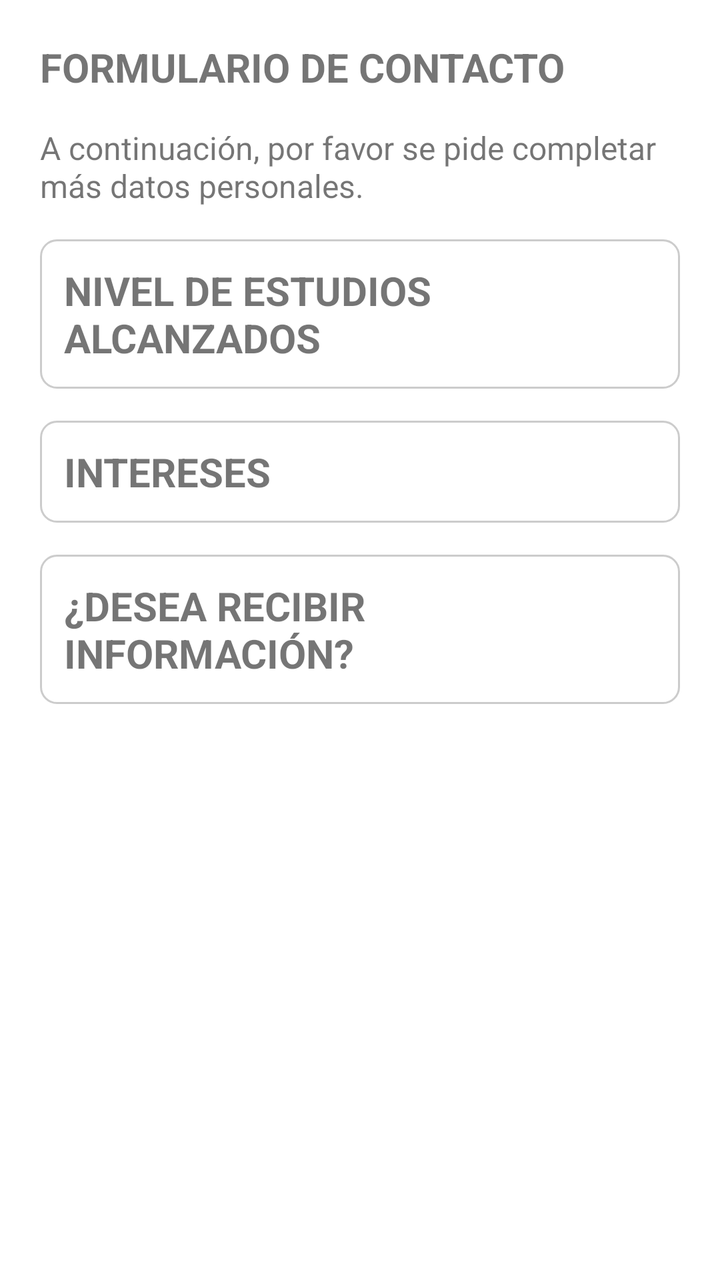
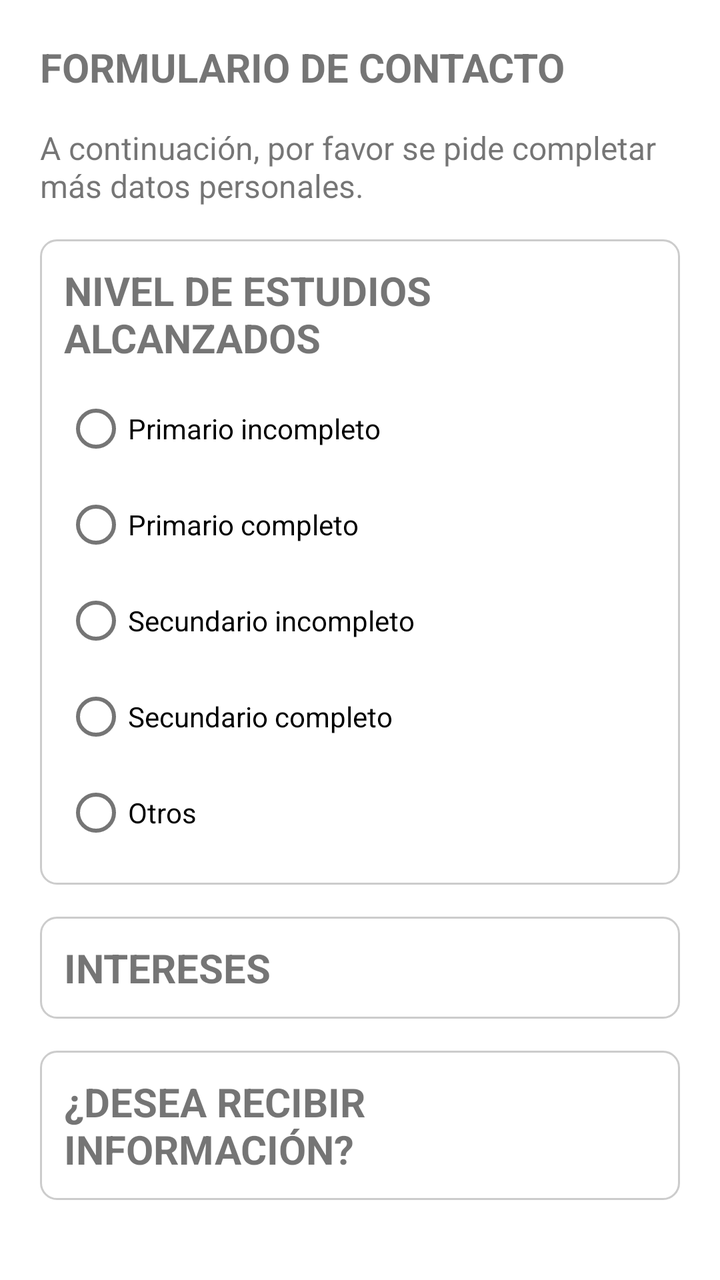

Screens rendered from an Android XML layout before and after an edit, with the pre-edit source and the edit as a unified diff.
<!-- AndroidManifest.xml: application theme Theme.MaterialComponents.DayNight.DarkActionBar -->
<!-- res/layout/activity_mas_datos_contacto.xml -->
<?xml version="1.0" encoding="utf-8"?>
<ScrollView xmlns:android="http://schemas.android.com/apk/res/android"
    xmlns:tools="http://schemas.android.com/tools"
    android:id="@+id/main"
    android:layout_width="match_parent"
    android:layout_height="match_parent"
    android:fillViewport="true"
    tools:context=".MasDatosContacto">

    <LinearLayout
        android:layout_width="match_parent"
        android:layout_height="wrap_content"
        android:orientation="vertical"
        android:padding="20dp">

        <TextView
            android:id="@+id/txtViewFormContacto"
            android:layout_width="match_parent"
            android:layout_height="wrap_content"
            android:text="@string/titulo_mas_datos_contacto"
            android:textSize="20sp"
            android:textStyle="bold" />

        <TextView
            android:id="@+id/txtViewDescripcion"
            android:layout_width="match_parent"
            android:layout_height="wrap_content"
            android:layout_marginTop="16dp"
            android:textSize="16sp"
            android:text="A continuación, por favor se pide completar
más datos personales."
            />

        <LinearLayout
            android:id="@+id/layoutEstudios"
            android:background="@drawable/borde_form"
            android:layout_width="match_parent"
            android:layout_height="wrap_content"
            android:orientation="vertical"
            android:layout_marginTop="16dp"
            android:padding="12dp">

            <TextView
                android:layout_width="match_parent"
                android:layout_height="wrap_content"
                android:text="NIVEL DE ESTUDIOS ALCANZADOS"
                android:textSize="20sp"
                android:textStyle="bold" />

        </LinearLayout>

        <LinearLayout
            android:id="@+id/layoutIntereses"
            android:background="@drawable/borde_form"
            android:layout_width="match_parent"
            android:layout_height="wrap_content"
            android:orientation="vertical"
            android:layout_marginTop="16dp"
            android:padding="12dp">

            <TextView
                android:layout_width="match_parent"
                android:layout_height="wrap_content"
                android:text="INTERESES"
                android:textSize="20sp"
                android:textStyle="bold" />

        </LinearLayout>

        <LinearLayout
            android:id="@+id/layoutInfo"
            android:background="@drawable/borde_form"
            android:layout_width="match_parent"
            android:layout_height="wrap_content"
            android:orientation="vertical"
            android:layout_marginTop="16dp"
            android:padding="12dp">

            <TextView
                android:layout_width="match_parent"
                android:layout_height="wrap_content"
                android:text="¿DESEA RECIBIR INFORMACIÓN?"
                android:textSize="20sp"
                android:textStyle="bold" />

        </LinearLayout>

    </LinearLayout>


</ScrollView>
<!-- resources referenced by this layout -->
<resources>
  <!-- drawable borde_form (drawable) -->
  <?xml version="1.0" encoding="utf-8"?>
  <shape xmlns:android="http://schemas.android.com/apk/res/android"
      android:shape="rectangle">
  
      <solid android:color="#FFFFFF" />
  
      <stroke
          android:width="1dp"
          android:color="#CCCCCC" />
  
      <corners android:radius="8dp" />
  
  </shape>
  <string name="titulo_mas_datos_contacto">FORMULARIO DE CONTACTO</string>
</resources>

<!-- the commit's change to res/layout/activity_mas_datos_contacto.xml (unified diff, before → after) -->
@@ -47,6 +47,45 @@ más datos personales."
                 android:textSize="20sp"
                 android:textStyle="bold" />
 
+            <RadioGroup
+                android:id="@+id/radioGroupEstudios"
+                android:layout_width="match_parent"
+                android:layout_height="wrap_content"
+                android:layout_marginTop="8dp"
+                android:orientation="vertical">
+
+                <RadioButton
+                    android:id="@+id/radioPrimarioIncompleto"
+                    android:layout_width="match_parent"
+                    android:layout_height="wrap_content"
+                    android:text="@string/estudios_primario_incompleto" />
+
+                <RadioButton
+                    android:id="@+id/radioPrimarioCompleto"
+                    android:layout_width="match_parent"
+                    android:layout_height="wrap_content"
+                    android:text="@string/estudios_primario_completo" />
+
+                <RadioButton
+                    android:id="@+id/radioSecundarioIncompleto"
+                    android:layout_width="match_parent"
+                    android:layout_height="wrap_content"
+                    android:text="@string/estudios_secundario_incompleto" />
+
+                <RadioButton
+                    android:id="@+id/radioSecundarioCompleto"
+                    android:layout_width="match_parent"
+                    android:layout_height="wrap_content"
+                    android:text="@string/estudios_secundario_completo" />
+
+                <RadioButton
+                    android:id="@+id/radioOtros"
+                    android:layout_width="match_parent"
+                    android:layout_height="wrap_content"
+                    android:text="@string/estudios_otros" />
+
+            </RadioGroup>
+
         </LinearLayout>
 
         <LinearLayout
<!-- resource entries referenced after the edit -->
@@ -14,6 +14,11 @@
       <corners android:radius="8dp" />
   
   </shape>
+  <string name="estudios_otros">Otros</string>
+  <string name="estudios_primario_completo">Primario completo</string>
+  <string name="estudios_primario_incompleto">Primario incompleto</string>
+  <string name="estudios_secundario_completo">Secundario completo</string>
+  <string name="estudios_secundario_incompleto">Secundario incompleto</string>
   <string name="titulo_mas_datos_contacto">FORMULARIO DE CONTACTO</string>
 </resources>
 
